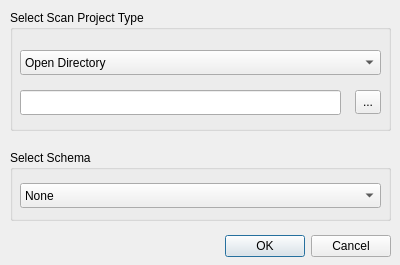
Old version of the form src/tools/lvr2_viewer/ui/LVRScanProjectOpenDialogUI.ui in the repository uos/lvr2.
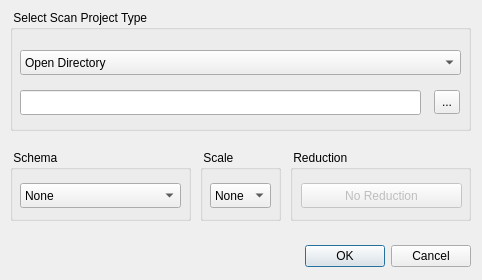
New version of the form.

Patch:
```diff
--- a/src/tools/lvr2_viewer/ui/LVRScanProjectOpenDialogUI.ui
+++ b/src/tools/lvr2_viewer/ui/LVRScanProjectOpenDialogUI.ui
@@ -6,8 +6,8 @@
    <rect>
     <x>0</x>
     <y>0</y>
-    <width>400</width>
-    <height>265</height>
+    <width>482</width>
+    <height>280</height>
    </rect>
   </property>
   <property name="windowTitle">
@@ -16,9 +16,9 @@
   <widget class="QDialogButtonBox" name="buttonBox">
    <property name="geometry">
     <rect>
-     <x>50</x>
-     <y>230</y>
-     <width>341</width>
+     <x>300</x>
+     <y>240</y>
+     <width>171</width>
      <height>32</height>
     </rect>
    </property>
@@ -34,19 +34,19 @@
     <rect>
      <x>10</x>
      <y>10</y>
-     <width>381</width>
+     <width>461</width>
      <height>121</height>
     </rect>
    </property>
    <property name="title">
-    <string>Select Scan Project Type</string>
+    <string> Select Scan Project Type</string>
    </property>
    <widget class="QLineEdit" name="lineEditPath">
     <property name="geometry">
      <rect>
       <x>10</x>
       <y>80</y>
-      <width>321</width>
+      <width>401</width>
       <height>25</height>
      </rect>
     </property>
@@ -54,7 +54,7 @@
    <widget class="QToolButton" name="toolButtonPath">
     <property name="geometry">
      <rect>
-      <x>345</x>
+      <x>424</x>
       <y>80</y>
       <width>26</width>
       <height>24</height>
@@ -69,7 +69,7 @@
      <rect>
       <x>10</x>
       <y>40</y>
-      <width>361</width>
+      <width>441</width>
       <height>25</height>
      </rect>
     </property>
@@ -90,19 +90,19 @@
     <rect>
      <x>10</x>
      <y>150</y>
-     <width>381</width>
+     <width>181</width>
      <height>71</height>
     </rect>
    </property>
    <property name="title">
-    <string>Select Schema</string>
+    <string> Schema</string>
    </property>
    <widget class="QComboBox" name="comboBoxSchema">
     <property name="geometry">
      <rect>
       <x>10</x>
       <y>33</y>
-      <width>361</width>
+      <width>161</width>
       <height>25</height>
      </rect>
     </property>
@@ -113,6 +113,66 @@
     </item>
    </widget>
   </widget>
+  <widget class="QGroupBox" name="groupBoxReduction">
+   <property name="geometry">
+    <rect>
+     <x>290</x>
+     <y>150</y>
+     <width>181</width>
+     <height>71</height>
+    </rect>
+   </property>
+   <property name="title">
+    <string> Reduction</string>
+   </property>
+   <widget class="QPushButton" name="pushButtonReduction">
+    <property name="enabled">
+     <bool>false</bool>
+    </property>
+    <property name="geometry">
+     <rect>
+      <x>11</x>
+      <y>33</y>
+      <width>161</width>
+      <height>25</height>
+     </rect>
+    </property>
+    <property name="text">
+     <string>No Reduction</string>
+    </property>
+   </widget>
+  </widget>
+  <widget class="QGroupBox" name="groupBoxScale">
+   <property name="geometry">
+    <rect>
+     <x>200</x>
+     <y>150</y>
+     <width>81</width>
+     <height>71</height>
+    </rect>
+   </property>
+   <property name="title">
+    <string> Scale</string>
+   </property>
+   <widget class="QComboBox" name="comboBoxScale">
+    <property name="geometry">
+     <rect>
+      <x>10</x>
+      <y>33</y>
+      <width>61</width>
+      <height>25</height>
+     </rect>
+    </property>
+    <property name="currentText">
+     <string>None</string>
+    </property>
+    <item>
+     <property name="text">
+      <string>None</string>
+     </property>
+    </item>
+   </widget>
+  </widget>
  </widget>
  <resources/>
  <connections>
```
Left out of the diff: 2 changed lines with no effect on the pictures.
